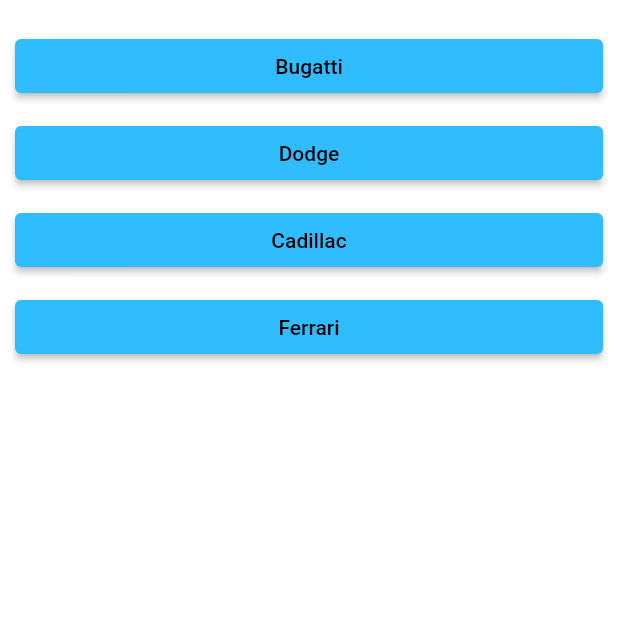
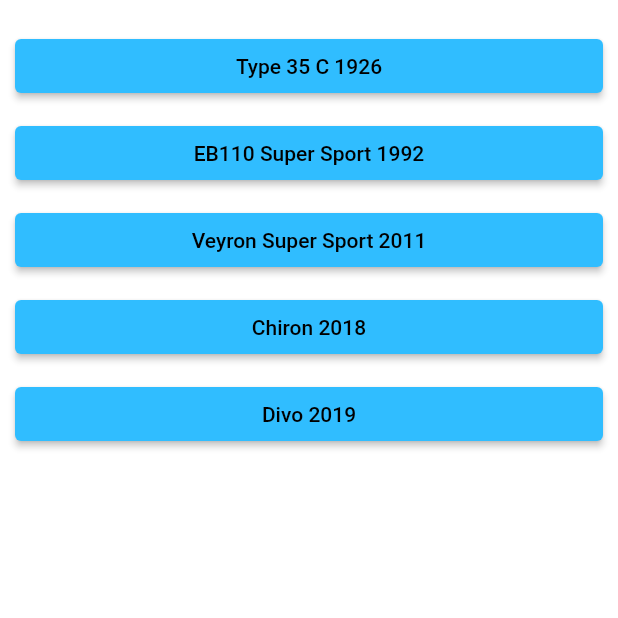
Before and after one commit to fernando44/ProvaParcialFlutter, a Flutter app: the Bugatti screen opened by its route, on a phone screen of 412 x 824 dp, the top half of it. Run offline on Flutter 3.47's test engine with Material 2 defaults, Android fonts, the phone set to English and light mode, and no system bars; network calls fail.

Commit message:
bugatti.dart
adicionei o bugatti.dart + estilo padra de carros

```diff
--- a/forza/lib/main.dart
+++ b/forza/lib/main.dart
@@ -1,9 +1,9 @@
-import 'dart:js';
 
 import 'package:flutter/material.dart';
 import 'package:forza/view/bugatti.dart';
 import 'package:forza/view/login.dart';
 import 'package:forza/view/marcas.dart';
+import 'package:forza/view/type_35_c_1926.dart';
 import 'view/tela_inicial.dart';
 
 void main(List<String> args) {
@@ -17,6 +17,7 @@
         'login' : (context) => const LoginPage(),
         'marcas' : (context) => const Marcas(),
         'bugatti' : (context) => const Bugatti(),
+        'type35c1926' : (context) => const type35c1926(),
       },
     )
   );
--- a/forza/lib/view/bugatti.dart
+++ b/forza/lib/view/bugatti.dart
@@ -28,10 +28,10 @@
             onPressed: () {
               Navigator.pushNamed(
                 context,
-                'marcas',
+                'type35c1926',
               );
             },
-            child: const Text("Bugatti"),
+            child: const Text("Type 35 C 1926"),
 
           ),
         ),
@@ -47,7 +47,7 @@
               onPrimary: const Color.fromARGB(255, 0, 0, 0), // foreground
             ),
             onPressed: () {},
-            child: const Text("Dodge"),
+            child: const Text("EB110 Super Sport 1992"),
             //child: Image.asset('lib/img/marcasLogoTst.png'), // coloca uma imagem ao inves do texto
           ),
         ),
@@ -63,7 +63,7 @@
               onPrimary: const Color.fromARGB(255, 0, 0, 0), // foreground
             ),
             onPressed: () {},
-            child: const Text("Cadillac"),
+            child: const Text("Veyron Super Sport 2011"),
             //child: Image.asset('lib/img/marcasLogoTst.png'), // coloca uma imagem ao inves do texto
           ),
         ),
@@ -79,7 +79,23 @@
               onPrimary: const Color.fromARGB(255, 0, 0, 0), // foreground
             ),
             onPressed: () {},
-            child: const Text("Ferrari"),
+            child: const Text("Chiron 2018"),
+            //child: Image.asset('lib/img/marcasLogoTst.png'), // coloca uma imagem ao inves do texto
+          ),
+        ),
+
+        const SizedBox(height: 10),// espaco entre os btn
+
+        ButtonTheme(
+          minWidth: 200.0,
+          height: 100.0,
+          child: ElevatedButton(
+            style: ElevatedButton.styleFrom(
+              primary: const Color.fromARGB(255, 48, 189, 255), // background
+              onPrimary: const Color.fromARGB(255, 0, 0, 0), // foreground
+            ),
+            onPressed: () {},
+            child: const Text("Divo 2019"),
             //child: Image.asset('lib/img/marcasLogoTst.png'), // coloca uma imagem ao inves do texto
           ),
         ),
--- a/forza/lib/view/marcas.dart
+++ b/forza/lib/view/marcas.dart
@@ -28,7 +28,7 @@
             onPressed: () {
               Navigator.pushNamed(
                 context,
-                'marcas',
+                'bugatti',
               );
             },
             child: const Text("Bugatti"),
```
Also changed, not shown: forza/lib/view/type_35_c_1926.dart (added, +114 -0 lines).
